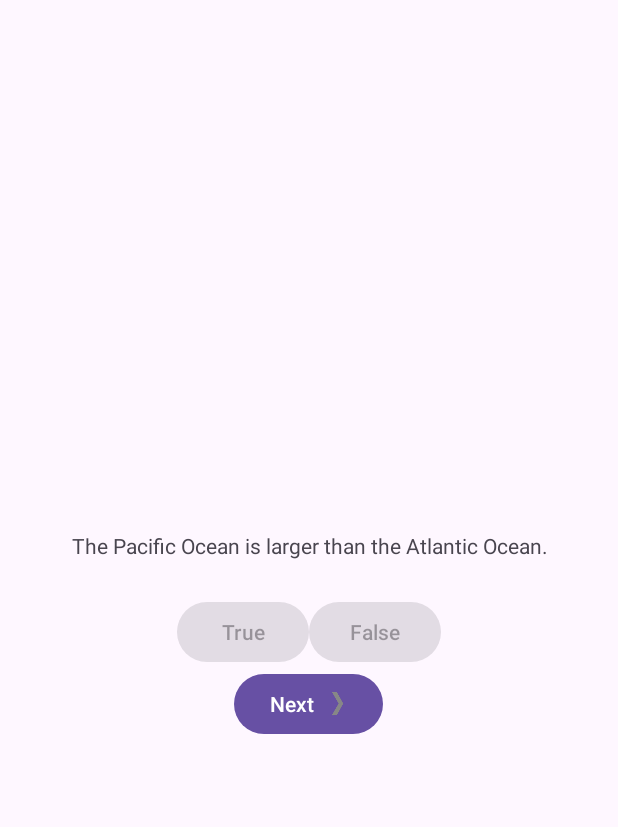
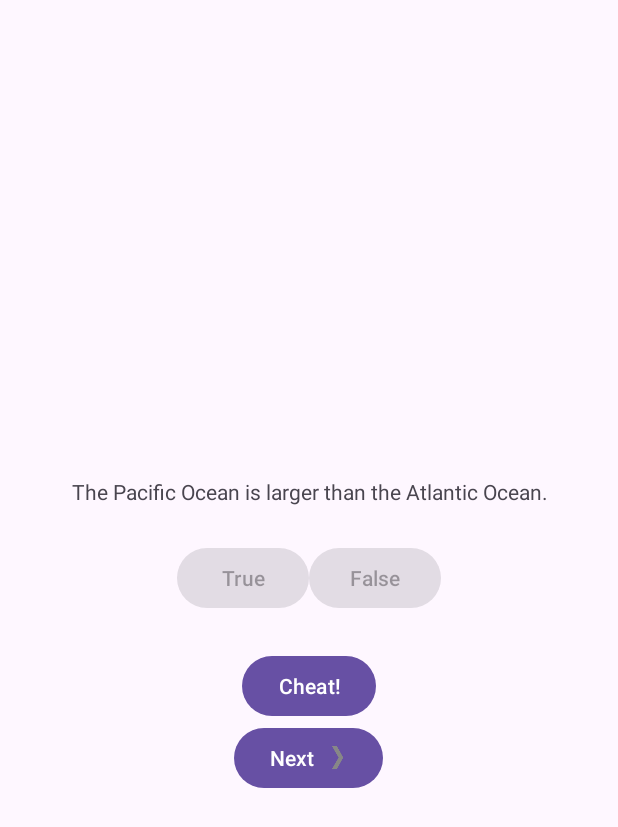
Before and after one commit to Talion220/GeoQuiz, an Android app: the screen it shows after launch (MainActivity), after a tap on "False", on a phone screen of 412 x 824 dp. Shown: the top 827 px of the screen. Run offline under Robolectric (Android 15) with nearby library versions, the phone set to English and light mode, and no system bars; 3 other taps on this screen came first.

Commit message:
chapter 6 is completed

```diff
--- a/app/src/main/AndroidManifest.xml
+++ b/app/src/main/AndroidManifest.xml
@@ -13,6 +13,9 @@
         android:theme="@style/Theme.GeoQuiz"
         tools:targetApi="31">
         <activity
+            android:name=".CheatActivity"
+            android:exported="false" />
+        <activity
             android:name=".MainActivity"
             android:exported="true">
             <intent-filter>
--- a/app/src/main/java/com/bignerdranch/android/geoquiz/MainActivity.kt
+++ b/app/src/main/java/com/bignerdranch/android/geoquiz/MainActivity.kt
@@ -1,5 +1,7 @@
 package com.bignerdranch.android.geoquiz
 
+import android.app.Activity
+import android.content.Intent
 import androidx.appcompat.app.AppCompatActivity
 import android.os.Bundle
 import android.util.Log
@@ -12,12 +14,14 @@ import androidx.lifecycle.ViewModelProviders
 
 private const val TAG = "MainActivity"
 private const val KEY_INDEX = "index"
+private const val REQUEST_CODE_CHEAT = 0
 
 class MainActivity : AppCompatActivity() {
 
     private lateinit var trueButton: Button
     private lateinit var falseButton: Button
     private lateinit var nextButton: Button
+    private lateinit var cheatButton: Button
     private lateinit var questionTextView:TextView
     private var answered = false
     private var countOfCorrect = 0
@@ -39,6 +43,7 @@ class MainActivity : AppCompatActivity() {
         trueButton = findViewById(R.id.true_button)
         falseButton =findViewById(R.id.false_button)
         nextButton = findViewById(R.id.next_button)
+        cheatButton =findViewById(R.id.cheat_button)
         questionTextView = findViewById(R.id.question_text_view)
         trueButton.setOnClickListener { view: View ->
             if (!answered) {
@@ -80,8 +85,34 @@ class MainActivity : AppCompatActivity() {
             updateQuestion()
 
         }
+        cheatButton.setOnClickListener {
+            // Начало CheatActivity
+            val answerIsTrue =
+                quizViewModel.currentQuestionAnswer
+            val intent =
+                CheatActivity.newIntent(this@MainActivity,
+                    answerIsTrue)
+            startActivityForResult(intent, REQUEST_CODE_CHEAT)
+        }
 
         updateQuestion()
+    }
+    override fun onActivityResult(requestCode:
+                                  Int,
+                                  resultCode:
+                                  Int,
+                                  data: Intent?)
+    {
+        super.onActivityResult(requestCode,
+            resultCode, data)
+        if (resultCode != Activity.RESULT_OK) {
+            return
+        }
+        if (requestCode == REQUEST_CODE_CHEAT)
+        {
+            quizViewModel.isCheater =
+                data?.getBooleanExtra(EXTRA_ANSWER_SHOWN, false) ?: false
+        }
     }
     override fun onStart() {
         super.onStart()
@@ -118,11 +149,12 @@ class MainActivity : AppCompatActivity() {
     }
     private fun checkAnswer(userAnswer: Boolean) {
         val correctAnswer =  quizViewModel.currentQuestionAnswer
-        val messageResId = if (userAnswer ==
-            correctAnswer) {
-            R.string.correct_toast
-        } else {
-            R.string.incorrect_toast
+        val messageResId = when {
+            quizViewModel.isCheater ->
+                R.string.judgment_toast
+            userAnswer == correctAnswer ->
+                R.string.correct_toast
+            else -> R.string.incorrect_toast
         }
         if (userAnswer == correctAnswer) {
             countOfCorrect+=1
--- a/app/src/main/java/com/bignerdranch/android/geoquiz/QuizViewModel.kt
+++ b/app/src/main/java/com/bignerdranch/android/geoquiz/QuizViewModel.kt
@@ -19,6 +19,7 @@ class QuizViewModel : ViewModel() {
             true),
         Question(R.string.question_asia, true)
     )
+    var isCheater = false
     val currentQuestionAnswer: Boolean
         get() =
             questionBank[currentIndex].answer
--- a/app/src/main/res/layout-land/activity_main.xml
+++ b/app/src/main/res/layout-land/activity_main.xml
@@ -28,6 +28,12 @@
             />
     </LinearLayout>
     <Button
+        android:id="@+id/cheat_button"
+        android:layout_width="wrap_content"
+        android:layout_height="wrap_content"
+        android:layout_gravity="bottom|center_horizontal"
+        android:text="@string/cheat_button" />
+    <Button
         android:id="@+id/next_button"
         android:layout_width="wrap_content"
         android:layout_height="wrap_content"
--- a/app/src/main/res/layout/activity_main.xml
+++ b/app/src/main/res/layout/activity_main.xml
@@ -31,6 +31,12 @@
             />
     </LinearLayout>
     <Button
+        android:id="@+id/cheat_button"
+        android:layout_width="wrap_content"
+        android:layout_height="wrap_content"
+        android:layout_marginTop="24dp"
+        android:text="@string/cheat_button" />
+    <Button
         android:id="@+id/next_button"
         android:layout_width="wrap_content"
         android:layout_height="wrap_content"
--- a/app/src/main/res/values/strings.xml
+++ b/app/src/main/res/values/strings.xml
@@ -22,4 +22,11 @@ River is the longest river in the Americas.
     <string name="question_asia">Lake Baikal is the
 world\'s oldest and deepest freshwater lake.
 </string>
+    <string name="warning_text">Are you sure
+you want to do this?</string>
+    <string name="show_answer_button">Show
+Answer</string>
+    <string name="cheat_button">Cheat!</string>
+    <string name="judgment_toast">Cheating is
+wrong.</string>
 </resources>
```
Also changed, not shown: app/src/main/java/com/bignerdranch/android/geoquiz/CheatActivity.kt (added, +50 -0 lines), app/src/main/res/layout/activity_cheat.xml (added, +26 -0 lines).
